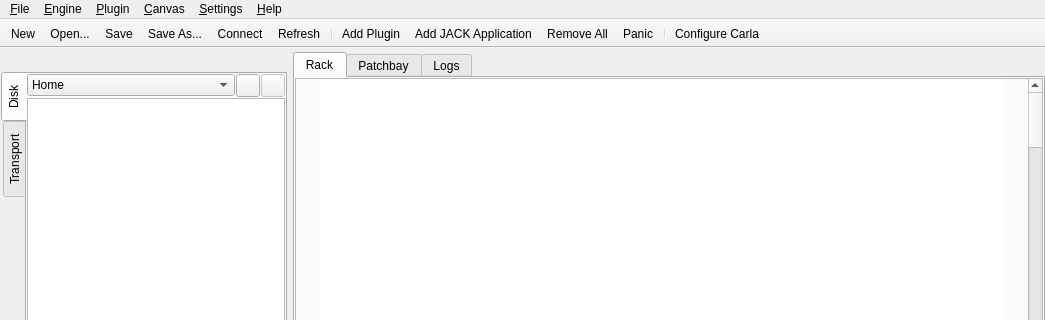
Qt form resources/ui/carla_host.ui (falkTX/Carla) before a commit; both pictures show x 0 to 1045 and y 0 to 320 of the 1045 by 741 pixel window.
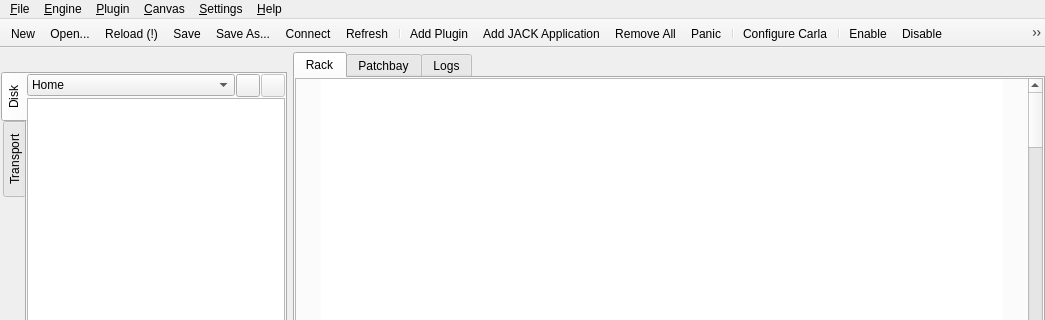
The same form after that commit. Icons and pictures are not drawn. Custom widgets are drawn as their Qt base class.

```diff
--- a/resources/ui/carla_host.ui
+++ b/resources/ui/carla_host.ui
@@ -589,6 +589,7 @@
    </attribute>
    <addaction name="act_file_new"/>
    <addaction name="act_file_open"/>
+   <addaction name="act_file_reload"/>
    <addaction name="act_file_save"/>
    <addaction name="act_file_save_as"/>
    <addaction name="act_file_connect"/>
@@ -600,6 +601,17 @@
    <addaction name="act_engine_panic"/>
    <addaction name="separator"/>
    <addaction name="act_settings_configure"/>
+   <addaction name="separator"/>
+   <addaction name="act_plugins_enable"/>
+   <addaction name="act_plugins_disable"/>
+   <addaction name="act_plugins_bypass"/>
+   <addaction name="act_plugins_wet100"/>
+   <addaction name="act_plugins_mute"/>
+   <addaction name="act_plugins_volume100"/>
+   <addaction name="act_plugins_center"/>
+   <addaction name="act_plugins_change_skin"/>
+   <addaction name="act_plugins_compact"/>
+   <addaction name="act_plugins_expand"/>
   </widget>
   <widget class="QDockWidget" name="dockWidget">
    <property name="sizePolicy">
@@ -1111,6 +1123,30 @@
     <enum>QAction::NoRole</enum>
    </property>
   </action>
+  <action name="act_file_reload">
+   <property name="icon">
+    <iconset resource="../resources.qrc">
+     <normaloff>:/16x16/view-refresh-purple.svgz</normaloff>:/16x16/view-refresh-purple.svgz</iconset>
+   </property>
+   <property name="text">
+    <string>&amp;Reload (!)</string>
+   </property>
+   <property name="iconText">
+    <string>Reload (!)</string>
+   </property>
+   <property name="toolTip">
+    <string>Reload file. CAUTION, non-saved changes will be LOST!</string>
+   </property>
+   <property name="shortcut">
+    <string>Ctrl+Shift+R</string>
+   </property>
+   <property name="visible">
+    <bool>false</bool>
+   </property>
+   <property name="menuRole">
+    <enum>QAction::NoRole</enum>
+   </property>
+  </action>
   <action name="act_file_save">
    <property name="icon">
     <iconset resource="../resources.qrc">
@@ -1553,6 +1589,18 @@
     <enum>QAction::NoRole</enum>
    </property>
   </action>
+  <action name="act_plugins_change_skin">
+   <property name="icon">
+    <iconset resource="../resources.qrc">
+     <normaloff>:/16x16/skin.svgz</normaloff>:/16x16/skin.svgz</iconset>
+   </property>
+   <property name="text">
+    <string>Change &amp;Skin...</string>
+   </property>
+   <property name="menuRole">
+    <enum>QAction::NoRole</enum>
+   </property>
+  </action>
   <action name="act_plugins_compact">
    <property name="text">
     <string>Compact Slots</string>
```
Left out of the diff: 52 changed lines with no effect on the pictures.
